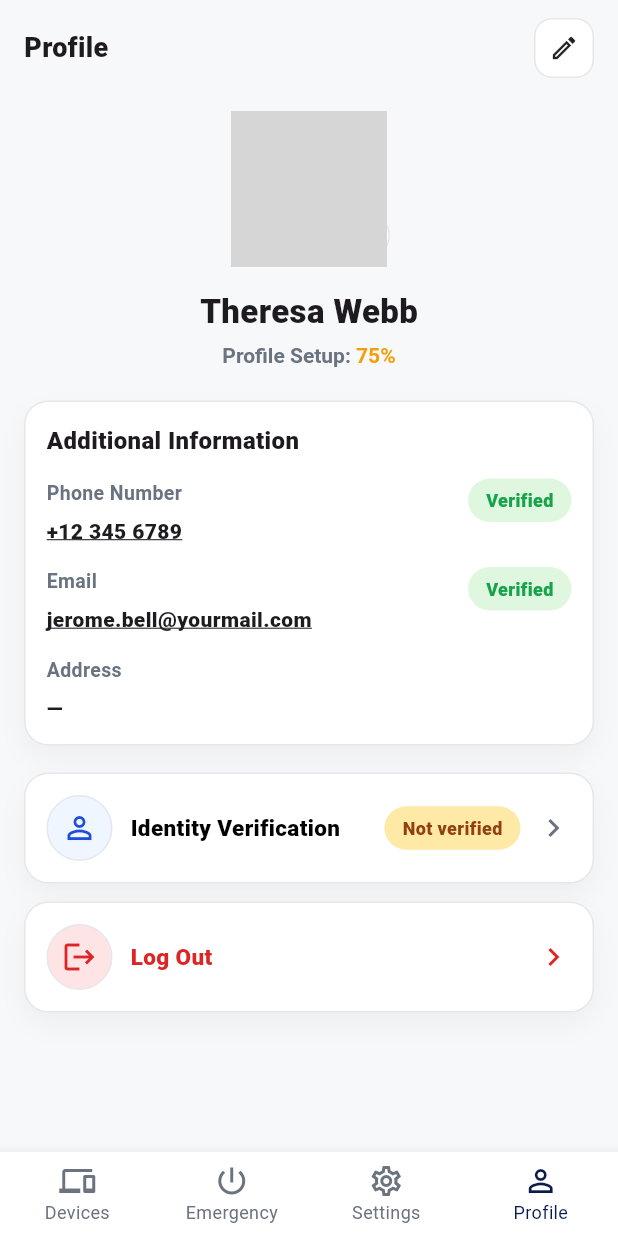
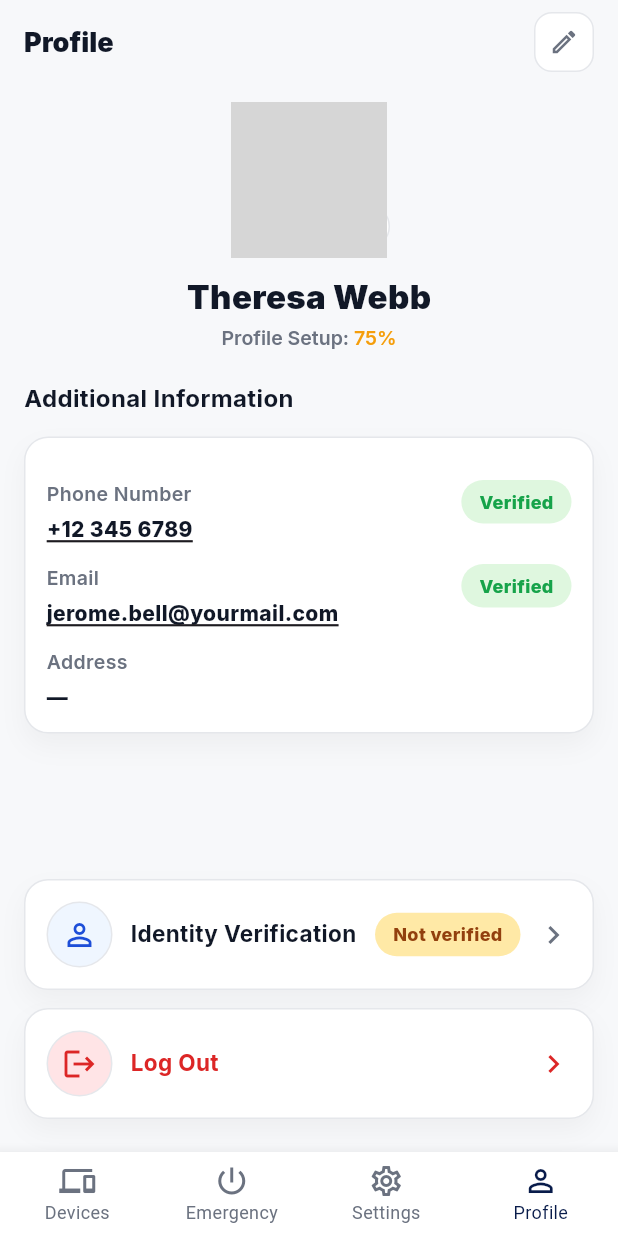
Before and after one commit to ifti-git-new/skudyx-app, a Flutter app: the ProfileScreen screen opened by its route, on a phone screen of 412 x 824 dp. Run offline on Flutter 3.47's test engine with Material 3 defaults, Android fonts, the phone set to English and light mode, and no system bars; our stand-ins replace camera, flutter_svg, go_router, google_fonts, permission_handler, shared_preferences; accounts and stored records are empty; network calls fail; project files that could hold a hidden picture were left out; grey boxes are pictures that could not be loaded.

Commit message:
profile update

```diff
--- a/lib/features/cases/presentation/screens/case_details_screen.dart
+++ b/lib/features/cases/presentation/screens/case_details_screen.dart
@@ -9,7 +9,6 @@ class CaseDetailsScreen extends StatelessWidget {
   static const _bg = Color(0xFFF7F8FA);
   static const _navy = Color(0xFF081B4A);
   static const _muted = Color(0xFF6B7280);
-  static const _border = Color(0xFFE5E7EB);
   static const _line = Color(0xFF38BDF8);
 
   @override
--- a/lib/features/profile/presentation/screens/profile_screen.dart
+++ b/lib/features/profile/presentation/screens/profile_screen.dart
@@ -3,6 +3,8 @@ import 'package:go_router/go_router.dart';
 import 'package:provider/provider.dart';
 
 import 'package:skudyx/core/navigation/app_routes.dart';
+import 'package:skudyx/core/theme/app_colors.dart';
+import 'package:skudyx/core/theme/app_text_styles.dart';
 import 'package:skudyx/features/auth/presentation/controllers/auth_controller.dart';
 import 'package:skudyx/features/profile/controllers/profile_controller.dart';
 
@@ -10,7 +12,6 @@ class ProfileScreen extends StatelessWidget {
   const ProfileScreen({super.key});
 
   static const _bg = Color(0xFFF7F8FA);
-  static const _navy = Color(0xFF081B4A);
   static const _muted = Color(0xFF6B7280);
   static const _border = Color(0xFFE5E7EB);
 
@@ -21,24 +22,26 @@ class ProfileScreen extends StatelessWidget {
 
     return Scaffold(
       backgroundColor: _bg,
-      body: SafeArea(
-        child: SingleChildScrollView(
-          physics: const BouncingScrollPhysics(),
-          padding: const EdgeInsets.fromLTRB(16, 12, 16, 22),
-          child: Column(
-            children: [
-              // Header row: Profile + edit icon
-              Row(
-                children: [
-                  const Text(
+      // --- UPPER PORTION: APP BAR ---
+      appBar: AppBar(
+        backgroundColor: _bg,
+        elevation: 0,
+        automaticallyImplyLeading: false,
+        centerTitle: false,
+        title: Text(
           'Profile',
-                    style: TextStyle(fontSize: 18, fontWeight: FontWeight.w900),
+          style: AppTextStyles.textfont.copyWith(
+            fontSize: 18,
+            fontWeight: FontWeight.w900,
+            color: AppColors.text,
           ),
-                  const Spacer(),
-                  InkWell(
-                    onTap: () {
-                      context.push(AppRoutes.profileEdit);
-                    },
+        ),
+        actions: [
+          Padding(
+            padding: const EdgeInsets.only(right: 16),
+            child: Center(
+              child: InkWell(
+                onTap: () => context.push(AppRoutes.profileEdit),
                 borderRadius: BorderRadius.circular(12),
                 child: Container(
                   width: 40,
@@ -48,14 +51,30 @@ class ProfileScreen extends StatelessWidget {
                     border: Border.all(color: _border),
                     borderRadius: BorderRadius.circular(12),
                   ),
-                      child: const Icon(Icons.edit_outlined, size: 20),
+                  child: Icon(
+                    Icons.mode_edit_outlined,
+                    size: 20,
+                    color: AppColors.muted,
+                  ),
+                ),
+              ),
             ),
           ),
         ],
       ),
-
-              const SizedBox(height: 22),
-
+      body: SafeArea(
+        child: Column(
+          children: [
+            // --- SCROLLABLE MIDDLE PORTION ---
+            Expanded(
+              child: SingleChildScrollView(
+                physics: const BouncingScrollPhysics(),
+                padding: const EdgeInsets.symmetric(
+                  horizontal: 16,
+                  vertical: 12,
+                ),
+                child: Column(
+                  children: [
                     // Avatar + warning badge
                     Stack(
                       clipBehavior: Clip.none,
@@ -71,7 +90,6 @@ class ProfileScreen extends StatelessWidget {
                             ),
                             image: const DecorationImage(
                               fit: BoxFit.cover,
-                        // Replace with real profile image later
                               image: NetworkImage('https://i.pravatar.cc/300'),
                             ),
                           ),
@@ -89,7 +107,7 @@ class ProfileScreen extends StatelessWidget {
                             ),
                             child: const Center(
                               child: Icon(
-                          Icons.warning_amber_rounded,
+                                Icons.warning_rounded,
                                 color: Color(0xFFF59E0B),
                                 size: 18,
                               ),
@@ -98,61 +116,63 @@ class ProfileScreen extends StatelessWidget {
                         ),
                       ],
                     ),
-
                     const SizedBox(height: 14),
-
                     Text(
                       p.fullName,
-                style: const TextStyle(
+                      style: AppTextStyles.h1.copyWith(
                         fontSize: 22,
-                  fontWeight: FontWeight.w900,
+                        color: AppColors.text,
                       ),
                     ),
-
                     const SizedBox(height: 6),
-
                     RichText(
                       text: TextSpan(
-                  style: const TextStyle(
+                        style: AppTextStyles.body.copyWith(
                           fontSize: 14,
                           fontWeight: FontWeight.w700,
+                          color: AppColors.text,
                         ),
                         children: [
-                    const TextSpan(
+                          TextSpan(
                             text: 'Profile Setup: ',
-                      style: TextStyle(color: _muted),
+                            style: AppTextStyles.caption.copyWith(
+                              color: _muted,
+                            ),
                           ),
                           TextSpan(
                             text: '${p.profilePercent}%',
-                      style: const TextStyle(color: Color(0xFFF59E0B)),
+                            style: AppTextStyles.caption.copyWith(
+                              color: const Color(0xFFF59E0B),
+                            ),
                           ),
                         ],
                       ),
                     ),
+                    const SizedBox(height: 22),
+                    // Additional Information card
+                    Column(
+                      crossAxisAlignment: CrossAxisAlignment.start,
+                      children: [
+                        Text(
+                          'Additional Information',
+                          style: AppTextStyles.h2light.copyWith(fontSize: 16),
+                        ),
+                        const SizedBox(height: 16),
 
-              const SizedBox(height: 22),
-
-              // Additional Information card
                         _Card(
                           child: Padding(
                             padding: const EdgeInsets.all(14),
                             child: Column(
                               crossAxisAlignment: CrossAxisAlignment.start,
                               children: [
-                      const Text(
-                        'Additional Information',
-                        style: TextStyle(
-                          fontSize: 16,
-                          fontWeight: FontWeight.w900,
-                        ),
-                      ),
                                 const SizedBox(height: 14),
-
                                 _InfoRow(
                                   label: 'Phone Number',
                                   value: p.phone,
                                   badge: _Pill(
-                          text: p.phoneVerified ? 'Verified' : 'Not verified',
+                                    text: p.phoneVerified
+                                        ? 'Verified'
+                                        : 'Not verified',
                                     bg: p.phoneVerified
                                         ? const Color(0xFFDFF7DF)
                                         : const Color(0xFFFFE9A6),
@@ -162,14 +182,14 @@ class ProfileScreen extends StatelessWidget {
                                   ),
                                   underline: true,
                                 ),
-
                                 const SizedBox(height: 14),
-
                                 _InfoRow(
                                   label: 'Email',
                                   value: p.email,
                                   badge: _Pill(
-                          text: p.emailVerified ? 'Verified' : 'Not verified',
+                                    text: p.emailVerified
+                                        ? 'Verified'
+                                        : 'Not verified',
                                     bg: p.emailVerified
                                         ? const Color(0xFFDFF7DF)
                                         : const Color(0xFFFFE9A6),
@@ -179,12 +199,12 @@ class ProfileScreen extends StatelessWidget {
                                   ),
                                   underline: true,
                                 ),
-
                                 const SizedBox(height: 14),
-
                                 _InfoRow(
                                   label: 'Address',
-                        value: p.addressLine1.isEmpty ? '—' : p.addressDisplay,
+                                  value: p.addressLine1.isEmpty
+                                      ? '—'
+                                      : p.addressDisplay,
                                   badge: null,
                                   underline: false,
                                 ),
@@ -192,10 +212,19 @@ class ProfileScreen extends StatelessWidget {
                             ),
                           ),
                         ),
+                      ],
+                    ),
+                  ],
+                ),
+              ),
+            ),
 
-              const SizedBox(height: 18),
-
-              // Identity Verification item
+            // --- FIXED BOTTOM PORTION ---
+            Padding(
+              padding: const EdgeInsets.fromLTRB(16, 0, 16, 22),
+              child: Column(
+                mainAxisSize: MainAxisSize.min,
+                children: [
                   _ListTileCard(
                     leadingBg: const Color(0xFFEFF6FF),
                     leadingIcon: Icons.person_outline,
@@ -205,7 +234,9 @@ class ProfileScreen extends StatelessWidget {
                       mainAxisSize: MainAxisSize.min,
                       children: [
                         _Pill(
-                      text: p.identityVerified ? 'Verified' : 'Not verified',
+                          text: p.identityVerified
+                              ? 'Verified'
+                              : 'Not verified',
                           bg: p.identityVerified
                               ? const Color(0xFFDFF7DF)
                               : const Color(0xFFFFE9A6),
@@ -219,10 +250,7 @@ class ProfileScreen extends StatelessWidget {
                     ),
                     onTap: () => context.push(AppRoutes.identityIntro),
                   ),
-
                   const SizedBox(height: 12),
-
-              // Logout item
                   _ListTileCard(
                     leadingBg: const Color(0xFFFFE4E6),
                     leadingIcon: Icons.logout,
@@ -235,8 +263,6 @@ class ProfileScreen extends StatelessWidget {
                     ),
                     onTap: () async {
                       await auth.logout();
-
-                  // Route to login (leave ShellRoute)
                       if (context.mounted) {
                         GoRouter.of(context).go(AppRoutes.login);
                       }
@@ -245,14 +271,17 @@ class ProfileScreen extends StatelessWidget {
                 ],
               ),
             ),
+          ],
+        ),
       ),
     );
   }
 }
 
+// --- SUPPORTING WIDGETS ---
+
 class _Card extends StatelessWidget {
   const _Card({required this.child});
-
   final Widget child;
   static const _border = Color(0xFFE5E7EB);
 
@@ -289,17 +318,10 @@ class _InfoRow extends StatelessWidget {
   final String value;
   final Widget? badge;
   final bool underline;
-
   static const _muted = Color(0xFF6B7280);
 
   @override
   Widget build(BuildContext context) {
-    final valueStyle = TextStyle(
-      fontSize: 14,
-      fontWeight: FontWeight.w800,
-      decoration: underline ? TextDecoration.underline : TextDecoration.none,
-    );
-
     return Row(
       crossAxisAlignment: CrossAxisAlignment.start,
       children: [
@@ -309,18 +331,27 @@ class _InfoRow extends StatelessWidget {
             children: [
               Text(
                 label,
-                style: const TextStyle(
+                style: AppTextStyles.caption.copyWith(
                   fontSize: 13,
                   color: _muted,
                   fontWeight: FontWeight.w600,
                 ),
               ),
               const SizedBox(height: 6),
-              Text(value, style: valueStyle),
+              Text(
+                value,
+                style: AppTextStyles.h2light.copyWith(
+                  fontSize: 14,
+                  fontWeight: FontWeight.w800,
+                  decoration: underline
+                      ? TextDecoration.underline
+                      : TextDecoration.none,
+                ),
+              ),
             ],
           ),
         ),
-        ?badge,
+        if (badge != null) badge!,
       ],
     );
   }
@@ -344,7 +375,6 @@ class _ListTileCard extends StatelessWidget {
   final Color? titleColor;
   final Widget trailing;
   final VoidCallback onTap;
-
   static const _border = Color(0xFFE5E7EB);
 
   @override
@@ -371,10 +401,9 @@ class _ListTileCard extends StatelessWidget {
               Expanded(
                 child: Text(
                   title,
-                  style: TextStyle(
+                  style: AppTextStyles.h2light.copyWith(
                     fontSize: 15,
-                    fontWeight: FontWeight.w900,
-                    color: titleColor ?? Colors.black,
+                    color: titleColor ?? AppColors.text,
                   ),
                 ),
               ),
@@ -389,7 +418,6 @@ class _ListTileCard extends StatelessWidget {
 
 class _Pill extends StatelessWidget {
   const _Pill({required this.text, required this.bg, required this.fg});
-
   final String text;
   final Color bg;
   final Color fg;
@@ -404,7 +432,11 @@ class _Pill extends StatelessWidget {
       ),
       child: Text(
         text,
-        style: TextStyle(fontSize: 12, fontWeight: FontWeight.w800, color: fg),
+        style: AppTextStyles.caption.copyWith(
+          fontSize: 12,
+          fontWeight: FontWeight.w800,
+          color: fg,
+        ),
       ),
     );
   }
```
Lines whose indentation alone changed are shown as unchanged.
